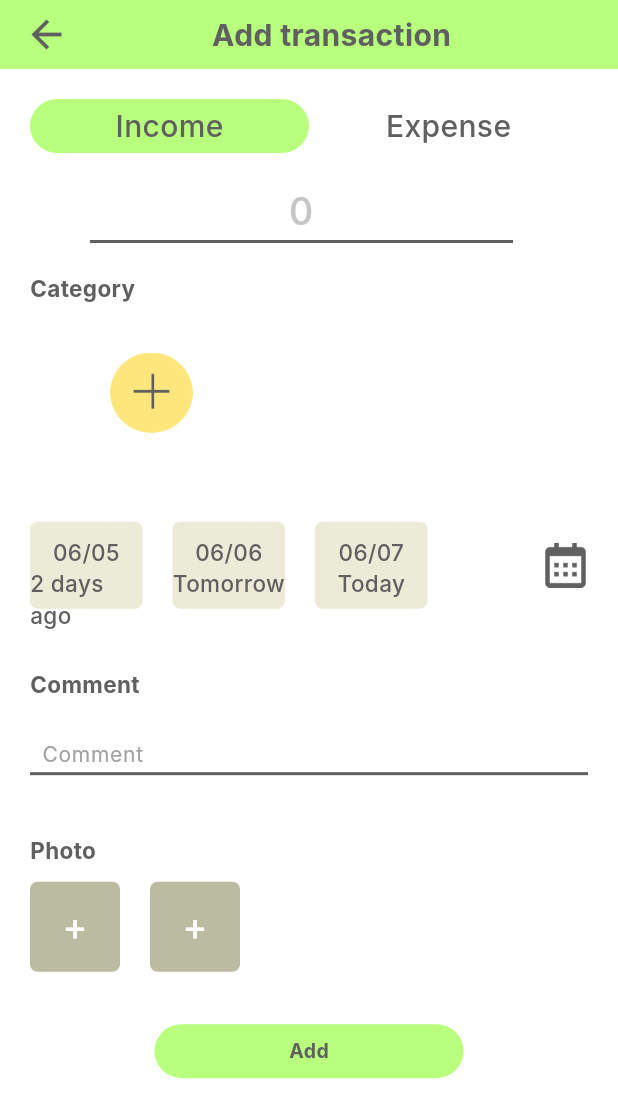
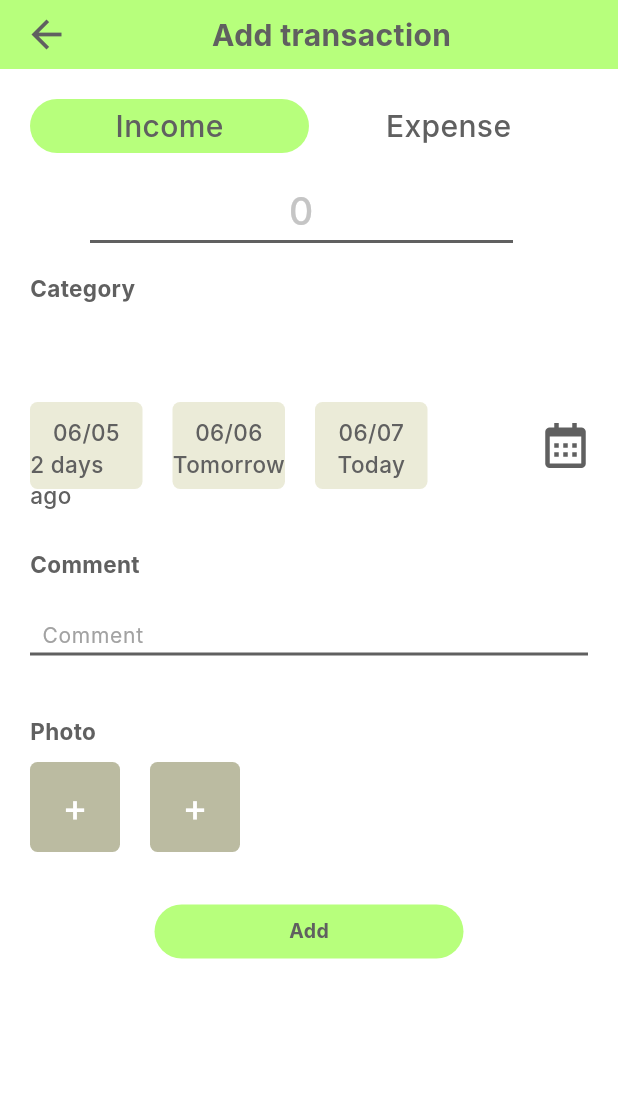
Before and after one commit to GitDang/QuanLyChiTieu, a Flutter app: the AddTransactionScreen widget shown alone on an empty page, opened directly with empty values, on a phone screen of 412 x 824 dp. Shown: the top 1118 px of the screen. Run offline on Flutter 3.47's test engine with Material 3 defaults, Android fonts, the phone set to English and light mode, and no system bars; drawn by our look-alikes of loader_overlay; our stand-ins replace connectivity_plus, fl_chart, fluttertoast, get, image_picker, in_app_purchase and 2 more; accounts and stored records are empty; Roboto replaces fonts that are missing (Inter); statements that could not run were skipped.

Commit message:
rework, change layout, keystore, ver(1.0)

```diff
--- a/quan_ly_chi_tieu/lib/resources/messages.dart
+++ b/quan_ly_chi_tieu/lib/resources/messages.dart
@@ -56,7 +56,7 @@ class Messages extends Translations {
     'category.plan': 'Planned expenses',
     'category.icon': 'Icon',
     'category.color': 'Color',
-    'category.plus': 'Plus',
+    'category.plus': 'Add',
     'category.add.name_required': 'Enter category name',
     'category.monthly.must_be_positive_number': 'Planned expenditure must be a positive number',
     'category.cost.fixed': ' Fixed costs',
--- a/quan_ly_chi_tieu/lib/screens/menu/menu_screen.dart
+++ b/quan_ly_chi_tieu/lib/screens/menu/menu_screen.dart
@@ -11,8 +11,8 @@ class MenuScreen extends StatelessWidget {
     final controller = Get.put(_MenuController());
     var listMenu = [
       MenuModel('home', 'menu.home', AppImages.ic_menu_home),
-      MenuModel('category', 'menu.category', AppImages.ic_menu_cate),
-      MenuModel('graph', 'menu.graph', AppImages.ic_menu_graph),
+      // MenuModel('category', 'menu.category', AppImages.ic_menu_cate),
+      // MenuModel('graph', 'menu.graph', AppImages.ic_menu_graph),
     ];
     return BaseScreen(
       showAppBar: false,
--- a/quan_ly_chi_tieu/lib/screens/splash/splash_screen.dart
+++ b/quan_ly_chi_tieu/lib/screens/splash/splash_screen.dart
@@ -50,7 +50,7 @@ class _SplashScreenState extends State<SplashScreen> {
       if (firstMoney == true) {
         Get.offAll(() => const HomeScreen(), transition: Transition.fade);
       } else {
-        Get.offAll(() => const HomeScreen(), transition: Transition.fade);
+        Get.offAll(() => const IntroductionScreen(), transition: Transition.fade);
       }
     });
   }
--- a/quan_ly_chi_tieu/lib/screens/transaction/add_transaction_screen.dart
+++ b/quan_ly_chi_tieu/lib/screens/transaction/add_transaction_screen.dart
@@ -236,28 +236,28 @@ class AddTransactionScreen extends StatelessWidget {
                         ((controller.categorySelect.value == controller.listCategoryFixeds[i + 2].id) ? ffFFE67C : Colors.white)
                       ),
                     ),
-                  if ((controller.listCategoryFixeds.length >= i) && (controller.listCategoryFixeds.length < i + 3))
-                    Column(
-                      children: [
-                        Container(
-                          padding: const EdgeInsets.all(2),
-                          child: GestureDetector(
-                            onTap: () {
-                              controller.createCategory(Global.TYPE_FIXED);
-                            },
-                            child: Image.asset(AppImages.ic_create, width: 55, fit: BoxFit.fitWidth),
-                          ),
-                        ),
-                        const SizedBox(
-                          width: 60,
-                          child: CustomLabel(
-                            title: '',
-                            overflow: TextOverflow.ellipsis,
-                            textAlign: TextAlign.center,
-                          ),
-                        )
-                      ],
-                    ),
+                  // if ((controller.listCategoryFixeds.length >= i) && (controller.listCategoryFixeds.length < i + 3))
+                  //   Column(
+                  //     children: [
+                  //       Container(
+                  //         padding: const EdgeInsets.all(2),
+                  //         child: GestureDetector(
+                  //           onTap: () {
+                  //             controller.createCategory(Global.TYPE_FIXED);
+                  //           },
+                  //           child: Image.asset(AppImages.ic_create, width: 55, fit: BoxFit.fitWidth),
+                  //         ),
+                  //       ),
+                  //       const SizedBox(
+                  //         width: 60,
+                  //         child: CustomLabel(
+                  //           title: '',
+                  //           overflow: TextOverflow.ellipsis,
+                  //           textAlign: TextAlign.center,
+                  //         ),
+                  //       )
+                  //     ],
+                  //   ),
                   ],
                 ),
               ),
@@ -324,28 +324,28 @@ class AddTransactionScreen extends StatelessWidget {
                         ((controller.categorySelect.value == controller.listCategoryExtras[i + 2].id) ? ffFFE67C : Colors.white)
                       ),
                     ),
-                  if ((controller.listCategoryExtras.length >= i) && (controller.listCategoryExtras.length < i + 3))
-                    Column(
-                      children: [
-                        Container(
-                          padding: const EdgeInsets.all(2),
-                          child: GestureDetector(
-                            onTap: () {
-                              controller.createCategory(Global.TYPE_EXTRA);
-                            },
-                            child: Image.asset(AppImages.ic_create, width: 55, fit: BoxFit.fitWidth),
-                          ),
-                        ),
-                        const SizedBox(
-                          width: 60,
-                          child: CustomLabel(
-                            title: '',
-                            overflow: TextOverflow.ellipsis,
-                            textAlign: TextAlign.center,
-                          ),
-                        )
-                      ],
-                    ),
+                  // if ((controller.listCategoryExtras.length >= i) && (controller.listCategoryExtras.length < i + 3))
+                  //   Column(
+                  //     children: [
+                  //       Container(
+                  //         padding: const EdgeInsets.all(2),
+                  //         child: GestureDetector(
+                  //           onTap: () {
+                  //             controller.createCategory(Global.TYPE_EXTRA);
+                  //           },
+                  //           child: Image.asset(AppImages.ic_create, width: 55, fit: BoxFit.fitWidth),
+                  //         ),
+                  //       ),
+                  //       const SizedBox(
+                  //         width: 60,
+                  //         child: CustomLabel(
+                  //           title: '',
+                  //           overflow: TextOverflow.ellipsis,
+                  //           textAlign: TextAlign.center,
+                  //         ),
+                  //       )
+                  //     ],
+                  //   ),
                   ],
                 ),
               ),
```
Also changed, not shown: 3 other files.
